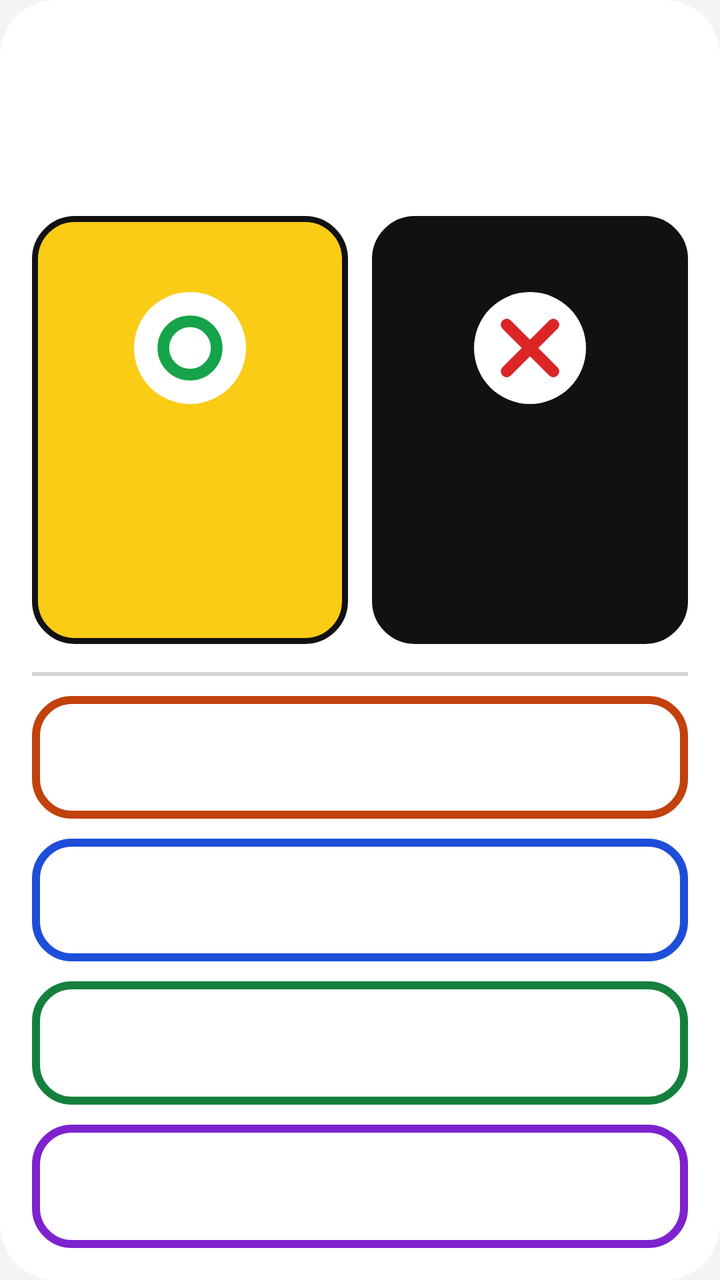
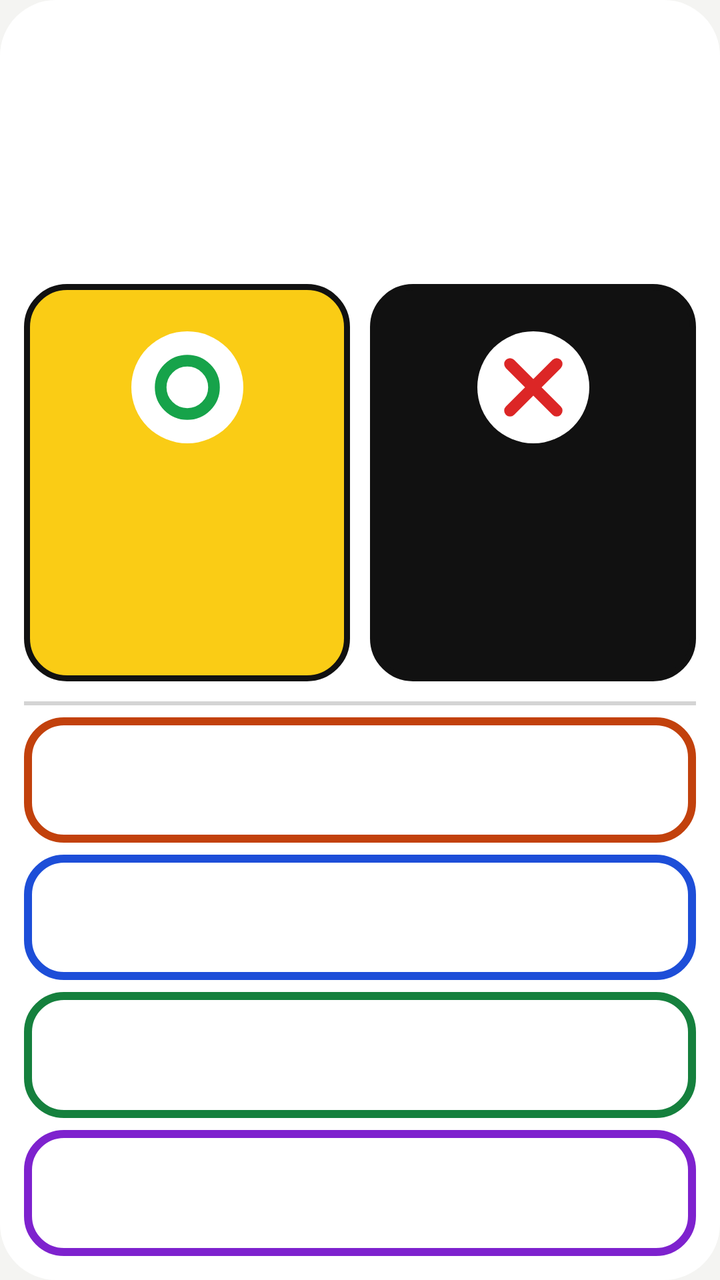

The first picture is an Android layout as it rendered before a commit; the second is the same layout after the commit. The layout source and the unified diff follow.
<!-- AndroidManifest.xml: application theme Theme.GrandmaMusic -->
<!-- res/layout/widget_music.xml -->
<?xml version="1.0" encoding="utf-8"?>
<LinearLayout xmlns:android="http://schemas.android.com/apk/res/android"
    android:id="@+id/widget_root"
    android:layout_width="match_parent"
    android:layout_height="match_parent"
    android:background="@drawable/bg_widget"
    android:orientation="vertical"
    android:padding="16dp">

    <ImageView
        android:id="@+id/title"
        android:layout_width="match_parent"
        android:layout_height="50dp"
        android:paddingStart="4dp"
        android:paddingEnd="4dp"
        android:scaleType="fitStart" />

    <ImageView
        android:id="@+id/song_title"
        android:layout_width="match_parent"
        android:layout_height="32dp"
        android:paddingStart="4dp"
        android:paddingEnd="4dp"
        android:scaleType="fitStart" />

    <LinearLayout
        android:layout_width="match_parent"
        android:layout_height="0dp"
        android:layout_marginTop="10dp"
        android:layout_weight="3"
        android:baselineAligned="false"
        android:orientation="horizontal">

        <LinearLayout
            android:id="@+id/btn_play"
            android:layout_width="0dp"
            android:layout_height="match_parent"
            android:layout_weight="1"
            android:background="@drawable/bg_play"
            android:gravity="center"
            android:orientation="vertical">

            <FrameLayout
                android:layout_width="56dp"
                android:layout_height="56dp"
                android:background="@drawable/bg_icon_circle">

                <ImageView
                    android:layout_width="40dp"
                    android:layout_height="40dp"
                    android:layout_gravity="center"
                    android:importantForAccessibility="no"
                    android:src="@drawable/ic_play_circle" />
            </FrameLayout>

            <ImageView
                android:id="@+id/play_label"
                android:layout_width="match_parent"
                android:layout_height="76dp"
                android:layout_marginTop="6dp"
                android:scaleType="centerInside" />
        </LinearLayout>

        <FrameLayout
            android:layout_width="12dp"
            android:layout_height="match_parent" />

        <LinearLayout
            android:id="@+id/btn_stop"
            android:layout_width="0dp"
            android:layout_height="match_parent"
            android:layout_weight="1"
            android:background="@drawable/bg_stop"
            android:gravity="center"
            android:orientation="vertical">

            <FrameLayout
                android:layout_width="56dp"
                android:layout_height="56dp"
                android:background="@drawable/bg_icon_circle">

                <ImageView
                    android:layout_width="40dp"
                    android:layout_height="40dp"
                    android:layout_gravity="center"
                    android:importantForAccessibility="no"
                    android:src="@drawable/ic_stop_x" />
            </FrameLayout>

            <ImageView
                android:id="@+id/stop_label"
                android:layout_width="match_parent"
                android:layout_height="76dp"
                android:layout_marginTop="6dp"
                android:scaleType="centerInside" />
        </LinearLayout>

    </LinearLayout>

    <FrameLayout
        android:layout_width="match_parent"
        android:layout_height="2dp"
        android:layout_marginTop="14dp"
        android:background="@drawable/bg_divider" />

    <LinearLayout
        android:layout_width="match_parent"
        android:layout_height="0dp"
        android:layout_weight="4"
        android:orientation="vertical">

        <ImageView
            android:id="@+id/empty"
            android:layout_width="match_parent"
            android:layout_height="match_parent"
            android:padding="8dp"
            android:scaleType="centerInside"
            android:visibility="gone" />

        <LinearLayout
            android:id="@+id/pl_row_0"
            android:layout_width="match_parent"
            android:layout_height="0dp"
            android:layout_weight="1"
            android:layout_marginTop="10dp"
            android:background="@drawable/wg_pl_0"
            android:gravity="center_vertical"
            android:orientation="horizontal"
            android:paddingStart="18dp"
            android:paddingEnd="14dp">

            <ImageView
                android:id="@+id/pl_name_0"
                android:layout_width="0dp"
                android:layout_height="34dp"
                android:layout_weight="1"
                android:scaleType="fitStart" />

            <ImageView
                android:id="@+id/pl_chip_0"
                android:layout_width="wrap_content"
                android:layout_height="wrap_content"
                android:background="@drawable/bg_chip"
                android:paddingStart="10dp"
                android:paddingTop="5dp"
                android:paddingEnd="10dp"
                android:paddingBottom="5dp"
                android:visibility="gone" />
        </LinearLayout>

        <LinearLayout
            android:id="@+id/pl_row_1"
            android:layout_width="match_parent"
            android:layout_height="0dp"
            android:layout_weight="1"
            android:layout_marginTop="10dp"
            android:background="@drawable/wg_pl_1"
            android:gravity="center_vertical"
            android:orientation="horizontal"
            android:paddingStart="18dp"
            android:paddingEnd="14dp">

            <ImageView
                android:id="@+id/pl_name_1"
                android:layout_width="0dp"
                android:layout_height="34dp"
                android:layout_weight="1"
                android:scaleType="fitStart" />

            <ImageView
                android:id="@+id/pl_chip_1"
                android:layout_width="wrap_content"
                android:layout_height="wrap_content"
                android:background="@drawable/bg_chip"
                android:paddingStart="10dp"
                android:paddingTop="5dp"
                android:paddingEnd="10dp"
                android:paddingBottom="5dp"
                android:visibility="gone" />
        </LinearLayout>

        <LinearLayout
            android:id="@+id/pl_row_2"
            android:layout_width="match_parent"
            android:layout_height="0dp"
            android:layout_weight="1"
            android:layout_marginTop="10dp"
            android:background="@drawable/wg_pl_2"
            android:gravity="center_vertical"
            android:orientation="horizontal"
            android:paddingStart="18dp"
            android:paddingEnd="14dp">

            <ImageView
                android:id="@+id/pl_name_2"
                android:layout_width="0dp"
                android:layout_height="34dp"
                android:layout_weight="1"
                android:scaleType="fitStart" />

            <ImageView
                android:id="@+id/pl_chip_2"
                android:layout_width="wrap_content"
                android:layout_height="wrap_content"
                android:background="@drawable/bg_chip"
                android:paddingStart="10dp"
                android:paddingTop="5dp"
                android:paddingEnd="10dp"
                android:paddingBottom="5dp"
                android:visibility="gone" />
        </LinearLayout>

        <LinearLayout
            android:id="@+id/pl_row_3"
            android:layout_width="match_parent"
            android:layout_height="0dp"
            android:layout_weight="1"
            android:layout_marginTop="10dp"
            android:background="@drawable/wg_pl_3"
            android:gravity="center_vertical"
            android:orientation="horizontal"
            android:paddingStart="18dp"
            android:paddingEnd="14dp">

            <ImageView
                android:id="@+id/pl_name_3"
                android:layout_width="0dp"
                android:layout_height="34dp"
                android:layout_weight="1"
                android:scaleType="fitStart" />

            <ImageView
                android:id="@+id/pl_chip_3"
                android:layout_width="wrap_content"
                android:layout_height="wrap_content"
                android:background="@drawable/bg_chip"
                android:paddingStart="10dp"
                android:paddingTop="5dp"
                android:paddingEnd="10dp"
                android:paddingBottom="5dp"
                android:visibility="gone" />
        </LinearLayout>

    </LinearLayout>
</LinearLayout>
<!-- resources referenced by this layout -->
<resources>
  <!-- drawable bg_chip (drawable) -->
  <?xml version="1.0" encoding="utf-8"?>
  <shape xmlns:android="http://schemas.android.com/apk/res/android" android:shape="rectangle"><solid android:color="#FFFFFF" /><corners android:radius="10dp" /></shape>
  <!-- drawable bg_divider (drawable) -->
  <?xml version="1.0" encoding="utf-8"?>
  <shape xmlns:android="http://schemas.android.com/apk/res/android" android:shape="rectangle"><solid android:color="#D4D4D4" /></shape>
  <!-- drawable bg_icon_circle (drawable) -->
  <?xml version="1.0" encoding="utf-8"?>
  <shape xmlns:android="http://schemas.android.com/apk/res/android" android:shape="oval"><solid android:color="#FFFFFF" /></shape>
  <!-- drawable bg_widget (drawable) -->
  <?xml version="1.0" encoding="utf-8"?>
  <shape xmlns:android="http://schemas.android.com/apk/res/android" android:shape="rectangle"><solid android:color="#FFFFFF" /><corners android:radius="28dp" /></shape>
  <!-- drawable ic_play_circle (drawable) -->
  <?xml version="1.0" encoding="utf-8"?>
  <vector xmlns:android="http://schemas.android.com/apk/res/android" android:width="24dp" android:height="24dp" android:viewportWidth="24" android:viewportHeight="24">
      <path android:strokeColor="#16A34A" android:strokeWidth="3.5" android:fillColor="#00000000" android:pathData="M12,4a8,8 0,1 1,0 16a8,8 0,1 1,0 -16z" />
  </vector>
  <!-- drawable ic_stop_x (drawable) -->
  <?xml version="1.0" encoding="utf-8"?>
  <vector xmlns:android="http://schemas.android.com/apk/res/android" android:width="24dp" android:height="24dp" android:viewportWidth="24" android:viewportHeight="24">
      <path android:strokeColor="#DC2626" android:strokeWidth="3.5" android:strokeLineCap="round" android:fillColor="#00000000" android:pathData="M5,5L19,19M19,5L5,19" />
  </vector>
  <!-- drawable wg_pl_2 (drawable) -->
  <?xml version="1.0" encoding="utf-8"?>
  <selector xmlns:android="http://schemas.android.com/apk/res/android">
      <item android:state_pressed="true"><shape android:shape="rectangle"><solid android:color="#BDBDBD" /><corners android:radius="18dp" /><stroke android:width="4dp" android:color="#15803D" /></shape></item>
      <item><shape android:shape="rectangle"><solid android:color="#FFFFFF" /><corners android:radius="18dp" /><stroke android:width="4dp" android:color="#15803D" /></shape></item>
  </selector>
  <!-- drawable wg_pl_3 (drawable) -->
  <?xml version="1.0" encoding="utf-8"?>
  <selector xmlns:android="http://schemas.android.com/apk/res/android">
      <item android:state_pressed="true"><shape android:shape="rectangle"><solid android:color="#BDBDBD" /><corners android:radius="18dp" /><stroke android:width="4dp" android:color="#7E22CE" /></shape></item>
      <item><shape android:shape="rectangle"><solid android:color="#FFFFFF" /><corners android:radius="18dp" /><stroke android:width="4dp" android:color="#7E22CE" /></shape></item>
  </selector>
  <style name="Theme.GrandmaMusic" parent="Theme.AppCompat.Light.NoActionBar">
          <item name="android:windowBackground">@color/screen_bg</item>
          <item name="android:statusBarColor">@color/screen_bg</item>
          <item name="android:windowLightStatusBar">true</item>
          <item name="android:fontFamily">@font/paperlogy</item>
          <item name="fontFamily">@font/paperlogy</item>
          <item name="colorAccent">#111111</item>
          <item name="colorPrimary">#111111</item>
      </style>
  <color name="screen_bg">#F4F4F2</color>
  <!-- unchanged entries left out for length: 4 -->
</resources>

<!-- the commit's change to res/layout/widget_music.xml (unified diff, before → after) -->
@@ -5,29 +5,28 @@
     android:layout_height="match_parent"
     android:background="@drawable/bg_widget"
     android:orientation="vertical"
-    android:padding="16dp">
+    android:padding="12dp">
 
     <ImageView
         android:id="@+id/title"
         android:layout_width="match_parent"
-        android:layout_height="50dp"
-        android:paddingStart="4dp"
-        android:paddingEnd="4dp"
-        android:scaleType="fitStart" />
+        android:layout_height="0dp"
+        android:layout_weight="1"
+        android:scaleType="fitCenter" />
 
     <ImageView
         android:id="@+id/song_title"
         android:layout_width="match_parent"
-        android:layout_height="32dp"
-        android:paddingStart="4dp"
-        android:paddingEnd="4dp"
-        android:scaleType="fitStart" />
+        android:layout_height="0dp"
+        android:layout_weight="0.6"
+        android:scaleType="fitCenter" />
 
     <LinearLayout
+        android:id="@+id/controls"
         android:layout_width="match_parent"
         android:layout_height="0dp"
-        android:layout_marginTop="10dp"
-        android:layout_weight="3"
+        android:layout_marginTop="8dp"
+        android:layout_weight="2.6"
         android:baselineAligned="false"
         android:orientation="horizontal">
 
@@ -38,31 +37,29 @@
             android:layout_weight="1"
             android:background="@drawable/bg_play"
             android:gravity="center"
-            android:orientation="vertical">
+            android:orientation="vertical"
+            android:padding="6dp">
 
-            <FrameLayout
-                android:layout_width="56dp"
-                android:layout_height="56dp"
-                android:background="@drawable/bg_icon_circle">
-
-                <ImageView
-                    android:layout_width="40dp"
-                    android:layout_height="40dp"
-                    android:layout_gravity="center"
-                    android:importantForAccessibility="no"
-                    android:src="@drawable/ic_play_circle" />
-            </FrameLayout>
+            <ImageView
+                android:id="@+id/btn_play_icon"
+                android:layout_width="match_parent"
+                android:layout_height="0dp"
+                android:layout_weight="1"
+                android:importantForAccessibility="no"
+                android:scaleType="centerInside"
+                android:src="@drawable/ic_play_badge" />
 
             <ImageView
                 android:id="@+id/play_label"
                 android:layout_width="match_parent"
-                android:layout_height="76dp"
-                android:layout_marginTop="6dp"
-                android:scaleType="centerInside" />
+                android:layout_height="0dp"
+                android:layout_marginTop="4dp"
+                android:layout_weight="1"
+                android:scaleType="fitCenter" />
         </LinearLayout>
 
         <FrameLayout
-            android:layout_width="12dp"
+            android:layout_width="10dp"
             android:layout_height="match_parent" />
 
         <LinearLayout
@@ -72,27 +69,25 @@
             android:layout_weight="1"
             android:background="@drawable/bg_stop"
             android:gravity="center"
-            android:orientation="vertical">
+            android:orientation="vertical"
+            android:padding="6dp">
 
-            <FrameLayout
-                android:layout_width="56dp"
-                android:layout_height="56dp"
-                android:background="@drawable/bg_icon_circle">
-
-                <ImageView
-                    android:layout_width="40dp"
-                    android:layout_height="40dp"
-                    android:layout_gravity="center"
-                    android:importantForAccessibility="no"
-                    android:src="@drawable/ic_stop_x" />
-            </FrameLayout>
+            <ImageView
+                android:id="@+id/btn_stop_icon"
+                android:layout_width="match_parent"
+                android:layout_height="0dp"
+                android:layout_weight="1"
+                android:importantForAccessibility="no"
+                android:scaleType="centerInside"
+                android:src="@drawable/ic_stop_badge" />
 
             <ImageView
                 android:id="@+id/stop_label"
                 android:layout_width="match_parent"
-                android:layout_height="76dp"
-                android:layout_marginTop="6dp"
-                android:scaleType="centerInside" />
+                android:layout_height="0dp"
+                android:layout_marginTop="4dp"
+                android:layout_weight="1"
+                android:scaleType="fitCenter" />
         </LinearLayout>
 
     </LinearLayout>
@@ -100,146 +95,99 @@
     <FrameLayout
         android:layout_width="match_parent"
         android:layout_height="2dp"
-        android:layout_marginTop="14dp"
+        android:layout_marginTop="10dp"
         android:background="@drawable/bg_divider" />
 
     <LinearLayout
+        android:id="@+id/lists"
         android:layout_width="match_parent"
         android:layout_height="0dp"
-        android:layout_weight="4"
+        android:layout_weight="3.6"
         android:orientation="vertical">
 
         <ImageView
             android:id="@+id/empty"
             android:layout_width="match_parent"
             android:layout_height="match_parent"
-            android:padding="8dp"
-            android:scaleType="centerInside"
+            android:padding="6dp"
+            android:scaleType="fitCenter"
             android:visibility="gone" />
 
-        <LinearLayout
+        <FrameLayout
             android:id="@+id/pl_row_0"
             android:layout_width="match_parent"
             android:layout_height="0dp"
             android:layout_weight="1"
-            android:layout_marginTop="10dp"
+            android:layout_marginTop="6dp"
             android:background="@drawable/wg_pl_0"
-            android:gravity="center_vertical"
-            android:orientation="horizontal"
-            android:paddingStart="18dp"
-            android:paddingEnd="14dp">
+            android:paddingStart="14dp"
+            android:paddingTop="4dp"
+            android:paddingEnd="10dp"
+            android:paddingBottom="4dp">
 
             <ImageView
                 android:id="@+id/pl_name_0"
-                android:layout_width="0dp"
-                android:layout_height="34dp"
-                android:layout_weight="1"
-                android:scaleType="fitStart" />
+                android:layout_width="match_parent"
+                android:layout_height="match_parent"
+                android:scaleType="fitCenter" />
+        </FrameLayout>
 
-            <ImageView
-                android:id="@+id/pl_chip_0"
-                android:layout_width="wrap_content"
-                android:layout_height="wrap_content"
-                android:background="@drawable/bg_chip"
-                android:paddingStart="10dp"
-                android:paddingTop="5dp"
-                android:paddingEnd="10dp"
-                android:paddingBottom="5dp"
-                android:visibility="gone" />
-        </LinearLayout>
-
-        <LinearLayout
+        <FrameLayout
             android:id="@+id/pl_row_1"
             android:layout_width="match_parent"
             android:layout_height="0dp"
             android:layout_weight="1"
-            android:layout_marginTop="10dp"
+            android:layout_marginTop="6dp"
             android:background="@drawable/wg_pl_1"
-            android:gravity="center_vertical"
-            android:orientation="horizontal"
-            android:paddingStart="18dp"
-            android:paddingEnd="14dp">
+            android:paddingStart="14dp"
+            android:paddingTop="4dp"
+            android:paddingEnd="10dp"
+            android:paddingBottom="4dp">
 
             <ImageView
                 android:id="@+id/pl_name_1"
-                android:layout_width="0dp"
-                android:layout_height="34dp"
-                android:layout_weight="1"
-                android:scaleType="fitStart" />
+                android:layout_width="match_parent"
+                android:layout_height="match_parent"
+                android:scaleType="fitCenter" />
+        </FrameLayout>
 
-            <ImageView
-                android:id="@+id/pl_chip_1"
-                android:layout_width="wrap_content"
-                android:layout_height="wrap_content"
-                android:background="@drawable/bg_chip"
-                android:paddingStart="10dp"
-                android:paddingTop="5dp"
-                android:paddingEnd="10dp"
-                android:paddingBottom="5dp"
-                android:visibility="gone" />
-        </LinearLayout>
-
-        <LinearLayout
+        <FrameLayout
             android:id="@+id/pl_row_2"
             android:layout_width="match_parent"
             android:layout_height="0dp"
             android:layout_weight="1"
-            android:layout_marginTop="10dp"
+            android:layout_marginTop="6dp"
             android:background="@drawable/wg_pl_2"
-            android:gravity="center_vertical"
-            android:orientation="horizontal"
-            android:paddingStart="18dp"
-            android:paddingEnd="14dp">
+            android:paddingStart="14dp"
+            android:paddingTop="4dp"
+            android:paddingEnd="10dp"
+            android:paddingBottom="4dp">
 
             <ImageView
                 android:id="@+id/pl_name_2"
-                android:layout_width="0dp"
-                android:layout_height="34dp"
-                android:layout_weight="1"
-                android:scaleType="fitStart" />
+                android:layout_width="match_parent"
+                android:layout_height="match_parent"
+                android:scaleType="fitCenter" />
+        </FrameLayout>
 
-            <ImageView
-                android:id="@+id/pl_chip_2"
-                android:layout_width="wrap_content"
-                android:layout_height="wrap_content"
-                android:background="@drawable/bg_chip"
-                android:paddingStart="10dp"
-                android:paddingTop="5dp"
-                android:paddingEnd="10dp"
-                android:paddingBottom="5dp"
-                android:visibility="gone" />
-        </LinearLayout>
-
-        <LinearLayout
+        <FrameLayout
             android:id="@+id/pl_row_3"
             android:layout_width="match_parent"
             android:layout_height="0dp"
             android:layout_weight="1"
-            android:layout_marginTop="10dp"
+            android:layout_marginTop="6dp"
             android:background="@drawable/wg_pl_3"
-            android:gravity="center_vertical"
-            android:orientation="horizontal"
-            android:paddingStart="18dp"
-            android:paddingEnd="14dp">
+            android:paddingStart="14dp"
+            android:paddingTop="4dp"
+            android:paddingEnd="10dp"
+            android:paddingBottom="4dp">
 
             <ImageView
                 android:id="@+id/pl_name_3"
-                android:layout_width="0dp"
-                android:layout_height="34dp"
-                android:layout_weight="1"
-                android:scaleType="fitStart" />
-
-            <ImageView
-                android:id="@+id/pl_chip_3"
-                android:layout_width="wrap_content"
-                android:layout_height="wrap_content"
-                android:background="@drawable/bg_chip"
-                android:paddingStart="10dp"
-                android:paddingTop="5dp"
-                android:paddingEnd="10dp"
-                android:paddingBottom="5dp"
-                android:visibility="gone" />
-        </LinearLayout>
+                android:layout_width="match_parent"
+                android:layout_height="match_parent"
+                android:scaleType="fitCenter" />
+        </FrameLayout>
 
     </LinearLayout>
 </LinearLayout>
<!-- resource entries referenced after the edit -->
@@ -1,17 +1,27 @@
 <!-- resources referenced by this layout -->
 <resources>
-  <!-- drawable bg_chip (drawable) -->
-  <?xml version="1.0" encoding="utf-8"?>
-  <shape xmlns:android="http://schemas.android.com/apk/res/android" android:shape="rectangle"><solid android:color="#FFFFFF" /><corners android:radius="10dp" /></shape>
   <!-- drawable bg_divider (drawable) -->
   <?xml version="1.0" encoding="utf-8"?>
   <shape xmlns:android="http://schemas.android.com/apk/res/android" android:shape="rectangle"><solid android:color="#D4D4D4" /></shape>
-  <!-- drawable bg_icon_circle (drawable) -->
-  <?xml version="1.0" encoding="utf-8"?>
-  <shape xmlns:android="http://schemas.android.com/apk/res/android" android:shape="oval"><solid android:color="#FFFFFF" /></shape>
   <!-- drawable bg_widget (drawable) -->
   <?xml version="1.0" encoding="utf-8"?>
   <shape xmlns:android="http://schemas.android.com/apk/res/android" android:shape="rectangle"><solid android:color="#FFFFFF" /><corners android:radius="28dp" /></shape>
+  <!-- drawable ic_play_badge (drawable) -->
+  <?xml version="1.0" encoding="utf-8"?>
+  <layer-list xmlns:android="http://schemas.android.com/apk/res/android">
+      <item android:width="56dp" android:height="56dp">
+          <shape android:shape="oval"><solid android:color="#FFFFFF" /></shape>
+      </item>
+      <item android:width="40dp" android:height="40dp" android:gravity="center" android:drawable="@drawable/ic_play_circle" />
+  </layer-list>
+  <!-- drawable ic_stop_badge (drawable) -->
+  <?xml version="1.0" encoding="utf-8"?>
+  <layer-list xmlns:android="http://schemas.android.com/apk/res/android">
+      <item android:width="56dp" android:height="56dp">
+          <shape android:shape="oval"><solid android:color="#FFFFFF" /></shape>
+      </item>
+      <item android:width="40dp" android:height="40dp" android:gravity="center" android:drawable="@drawable/ic_stop_x" />
+  </layer-list>
   <!-- drawable ic_play_circle (drawable) -->
   <?xml version="1.0" encoding="utf-8"?>
   <vector xmlns:android="http://schemas.android.com/apk/res/android" android:width="24dp" android:height="24dp" android:viewportWidth="24" android:viewportHeight="24">
